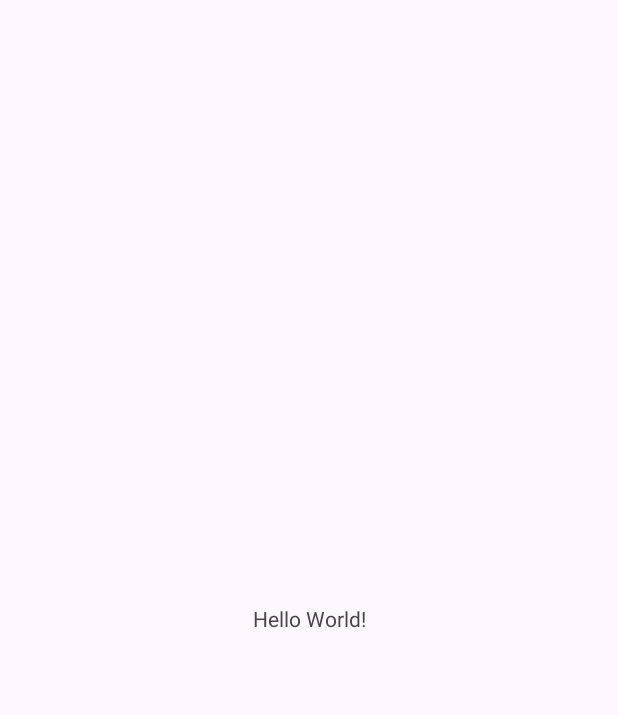
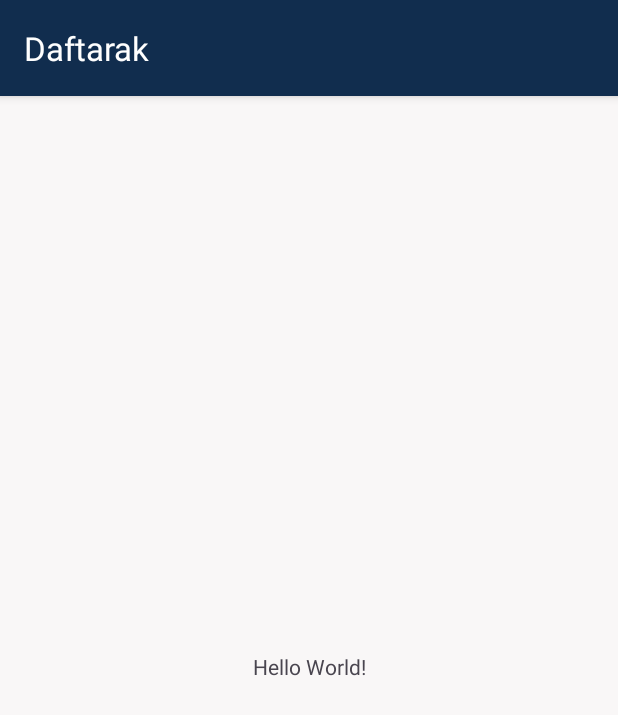
Before and after one commit to mohammadnazarkhani/Daftarak, an Android app: the screen it shows after launch (MainActivity), on a phone screen of 412 x 824 dp. Before the commit the part shown is almost empty. Shown: the top 715 px of the screen. Run offline under Robolectric (Android 15) with nearby library versions, the phone set to English and light mode, and no system bars.

Commit message:
feat: add colors and themes

```diff
--- /dev/null
+++ b/app/src/main/res/values-night/colors.xml
@@ -0,0 +1,14 @@
+<?xml version="1.0" encoding="utf-8"?>
+<resources>
+    <color name="black">#FF000000</color>
+    <color name="white">#FFFFFFFF</color>
+
+    <color name="primary">#0B1F36</color>             <!-- Darker shade of #112D4E -->
+    <color name="primary_light">#2C4C78</color>       <!-- Darker shade of #3F72AF -->
+
+    <color name="secondary">#1E293B</color>            <!-- Dark gray-blue -->
+    <color name="secondary_light">#374151</color>      <!-- Grayish dark -->
+
+    <color name="text_light">#F5F5F5</color>          <!-- Light text on dark bg -->
+    <color name="text_dark">#121212</color>           <!-- Optional -->
+</resources>
--- a/app/src/main/res/values-night/themes.xml
+++ b/app/src/main/res/values-night/themes.xml
@@ -1,7 +1,41 @@
 <resources xmlns:tools="http://schemas.android.com/tools">
-    <!-- Base application theme. -->
-    <style name="Base.Theme.Daftarak" parent="Theme.Material3.DayNight.NoActionBar">
-        <!-- Customize your dark theme here. -->
-        <!-- <item name="colorPrimary">@color/my_dark_primary</item> -->
+
+    <!-- Dark theme -->
+    <style name="Base.Theme.Daftarak" parent="Theme.Material3.DayNight">
+
+        <!-- Brand colors -->
+        <item name="colorPrimary">@color/primary</item>
+        <item name="colorOnPrimary">@color/white</item>
+        <item name="colorPrimaryContainer">@color/primary_light</item>
+
+        <!-- Secondary/accent colors -->
+        <item name="colorSecondary">@color/secondary</item>
+        <item name="colorOnSecondary">@color/white</item>
+        <item name="colorSecondaryContainer">@color/secondary_light</item>
+
+        <!-- Background / surface -->
+        <item name="colorSurface">@color/secondary</item>
+        <item name="colorOnSurface">@color/text_light</item>
+        <item name="android:windowBackground">@color/secondary</item>
+
+        <!-- System bars -->
+        <item name="android:statusBarColor">@color/primary</item>
+        <item name="android:navigationBarColor">@color/primary_light</item>
+
+        <!-- Toolbar -->
+        <item name="toolbarStyle">@style/CustomToolbar</item>
     </style>
+
+    <!-- Toolbar customization for dark theme -->
+    <style name="CustomToolbar" parent="Widget.Material3.Toolbar">
+        <item name="titleTextColor">@color/white</item>
+        <item name="android:background">@color/primary</item>
+    </style>
+
+    <style name="BottomNavigationStyle" parent="Widget.Material3.BottomNavigationView">
+        <item name="android:background">@color/secondary</item>
+        <item name="itemIconTint">@color/white</item>
+        <item name="itemTextColor">@color/white</item>
+    </style>
+
 </resources>
--- a/app/src/main/res/values/colors.xml
+++ b/app/src/main/res/values/colors.xml
@@ -2,4 +2,11 @@
 <resources>
     <color name="black">#FF000000</color>
     <color name="white">#FFFFFFFF</color>
+    <color name="primary">#112D4E</color>
+    <color name="primary_light">#3F72AF</color>
+    <color name="secondary">#DBE2EF</color>
+    <color name="secondary_light">#F9F7F7</color>
+
+    <color name="text_light">#F5F5F5</color>          <!-- Light text on dark bg -->
+    <color name="text_dark">#121212</color>           <!-- Optional -->
 </resources>
--- a/app/src/main/res/values/themes.xml
+++ b/app/src/main/res/values/themes.xml
@@ -1,9 +1,46 @@
 <resources xmlns:tools="http://schemas.android.com/tools">
-    <!-- Base application theme. -->
-    <style name="Base.Theme.Daftarak" parent="Theme.Material3.DayNight.NoActionBar">
-        <!-- Customize your light theme here. -->
-        <!-- <item name="colorPrimary">@color/my_light_primary</item> -->
+
+    <!-- Base application theme -->
+    <style name="Base.Theme.Daftarak" parent="Theme.Material3.DayNight">
+
+        <!-- Brand colors -->
+        <item name="colorPrimary">@color/primary</item>
+        <item name="colorOnPrimary">@color/white</item>
+        <item name="colorPrimaryContainer">@color/primary_light</item>
+
+        <!-- Secondary/accent colors -->
+        <item name="colorSecondary">@color/secondary</item>
+        <item name="colorOnSecondary">@color/black</item>
+        <item name="colorSecondaryContainer">@color/secondary_light</item>
+
+        <!-- Background / surface -->
+        <item name="colorSurface">@color/secondary_light</item>
+        <item name="colorOnSurface">@color/black</item>
+        <item name="android:windowBackground">@color/secondary_light</item>
+
+        <!-- System bar colors -->
+        <item name="android:statusBarColor">@color/primary</item>
+        <item name="android:navigationBarColor">@color/primary_light</item>
+
+        <!-- Toolbar -->
+        <item name="toolbarStyle">@style/CustomToolbar</item>
+
     </style>
 
+    <!-- Theme applying the base -->
     <style name="Theme.Daftarak" parent="Base.Theme.Daftarak" />
+
+    <!-- Toolbar customization -->
+    <style name="CustomToolbar" parent="Widget.Material3.Toolbar">
+        <item name="titleTextColor">@color/white</item>
+        <item name="android:background">@color/primary</item>
+    </style>
+
+    <!-- Bottom navigation customization -->
+    <style name="BottomNavigationStyle" parent="Widget.Material3.BottomNavigationView">
+        <item name="android:background">@color/secondary</item>
+        <item name="itemIconTint">@color/primary</item>
+        <item name="itemTextColor">@color/primary</item>
+    </style>
+
 </resources>
```
